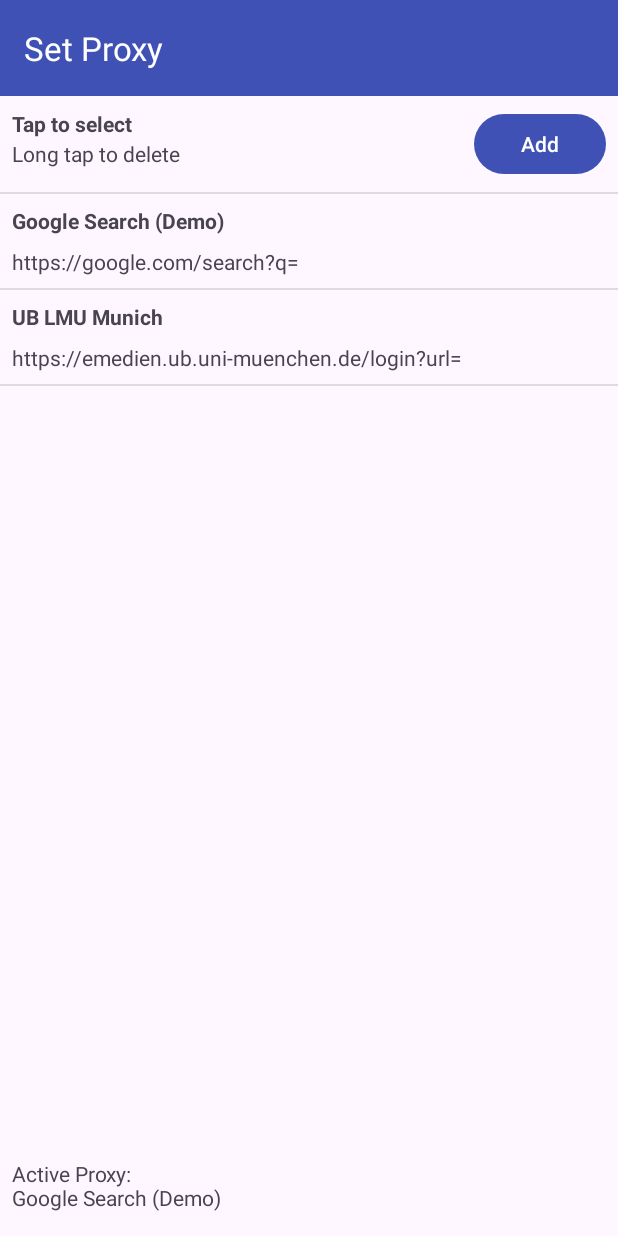
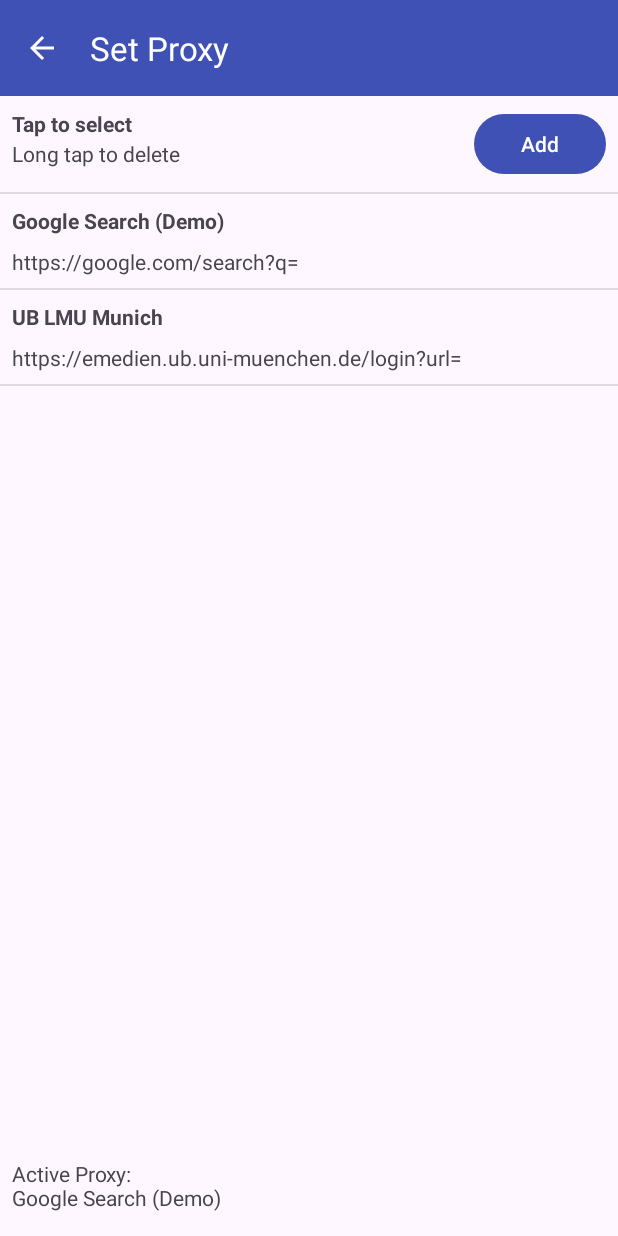
Before and after one commit to frieseneggerf/link2lib, an Android app: the SetProxyActivity screen opened directly, with no data from a screen before it, on a phone screen of 412 x 824 dp. Run offline under Robolectric (Android 15) with nearby library versions, the phone set to English and light mode, and no system bars.

Commit message:
Add Navigation back button to top bar
Signed-off-by: frieseneggerf <dev@friesenegger.xyz>

```diff
--- a/app/src/main/java/de/floriii/link2lib/AboutActivity.kt
+++ b/app/src/main/java/de/floriii/link2lib/AboutActivity.kt
@@ -30,6 +30,10 @@ class AboutActivity : AppCompatActivity() {
         super.onCreate(savedInstanceState)
         binding = ActivityAboutBinding.inflate(layoutInflater)
         setContentView(binding.root)
+
+        binding.materialToolbar4.setNavigationOnClickListener {
+            onBackPressedDispatcher.onBackPressed()
+        }
 
         val versionName = packageManager.getPackageInfo(packageName, 0).versionName
         binding.textViewAppVersion.text = getString(R.string.version, versionName)
--- a/app/src/main/java/de/floriii/link2lib/HistoryActivity.kt
+++ b/app/src/main/java/de/floriii/link2lib/HistoryActivity.kt
@@ -24,6 +24,10 @@ class HistoryActivity : AppCompatActivity() {
         super.onCreate(savedInstanceState)
         binding = ActivityHistoryBinding.inflate(layoutInflater)
         setContentView(binding.root)
+
+        binding.materialToolbar3.setNavigationOnClickListener {
+            onBackPressedDispatcher.onBackPressed()
+        }
 
         val mapDateUrl: MutableMap<String, String> = mutableMapOf()
         val historyFile = File(filesDir, getString(R.string.url_history_file))
--- a/app/src/main/java/de/floriii/link2lib/LibrariesActivity.kt
+++ b/app/src/main/java/de/floriii/link2lib/LibrariesActivity.kt
@@ -22,6 +22,10 @@ class LibrariesActivity : AppCompatActivity() {
         super.onCreate(savedInstanceState)
         binding = ActivityLibrariesBinding.inflate(layoutInflater)
         setContentView(binding.root)
+
+        binding.materialToolbar5.setNavigationOnClickListener {
+            onBackPressedDispatcher.onBackPressed()
+        }
 
         listLibraries = mutableListOf()
         librariesAdapter = SimpleAdapter(this, listLibraries,
--- a/app/src/main/java/de/floriii/link2lib/SetProxyActivity.kt
+++ b/app/src/main/java/de/floriii/link2lib/SetProxyActivity.kt
@@ -24,6 +24,10 @@ class SetProxyActivity : AppCompatActivity() {
         super.onCreate(savedInstanceState)
         binding = ActivitySetProxyBinding.inflate(layoutInflater)
         setContentView(binding.root)
+
+        binding.materialToolbar2.setNavigationOnClickListener {
+            onBackPressedDispatcher.onBackPressed()
+        }
 
         binding.buttonNewProxy.setOnClickListener {
             val dialogBinding = AddProxyDialogBinding.inflate(layoutInflater)
--- /dev/null
+++ b/app/src/main/res/drawable/arrow_back_24dp.xml
@@ -0,0 +1,9 @@
+<vector xmlns:android="http://schemas.android.com/apk/res/android"
+    android:width="24dp"
+    android:height="24dp"
+    android:viewportWidth="960"
+    android:viewportHeight="960">
+  <path
+      android:pathData="m313,520 l224,224 -57,56 -320,-320 320,-320 57,56 -224,224h487v80L313,520Z"
+      android:fillColor="#FFFFFF"/>
+</vector>
--- a/app/src/main/res/layout/activity_about.xml
+++ b/app/src/main/res/layout/activity_about.xml
@@ -18,6 +18,7 @@
         app:layout_constraintEnd_toEndOf="parent"
         app:layout_constraintStart_toStartOf="parent"
         app:layout_constraintTop_toTopOf="parent"
+        app:navigationIcon="@drawable/arrow_back_24dp"
         app:title="@string/about"
         app:titleTextColor="#FFFFFF" />
 
--- a/app/src/main/res/layout/activity_history.xml
+++ b/app/src/main/res/layout/activity_history.xml
@@ -17,6 +17,7 @@
         app:layout_constraintEnd_toEndOf="parent"
         app:layout_constraintStart_toStartOf="parent"
         app:layout_constraintTop_toTopOf="parent"
+        app:navigationIcon="@drawable/arrow_back_24dp"
         app:title="@string/history"
         app:titleTextColor="#FFFFFF" />
 
--- a/app/src/main/res/layout/activity_libraries.xml
+++ b/app/src/main/res/layout/activity_libraries.xml
@@ -18,6 +18,7 @@
         app:layout_constraintEnd_toEndOf="parent"
         app:layout_constraintStart_toStartOf="parent"
         app:layout_constraintTop_toTopOf="parent"
+        app:navigationIcon="@drawable/arrow_back_24dp"
         app:title="@string/libraries"
         app:titleTextColor="#FFFFFF" />
 
--- a/app/src/main/res/layout/activity_set_proxy.xml
+++ b/app/src/main/res/layout/activity_set_proxy.xml
@@ -18,6 +18,7 @@
         app:layout_constraintEnd_toEndOf="parent"
         app:layout_constraintStart_toStartOf="parent"
         app:layout_constraintTop_toTopOf="parent"
+        app:navigationIcon="@drawable/arrow_back_24dp"
         app:title="@string/set_proxy"
         app:titleTextColor="#FFFFFF" />
 
```
